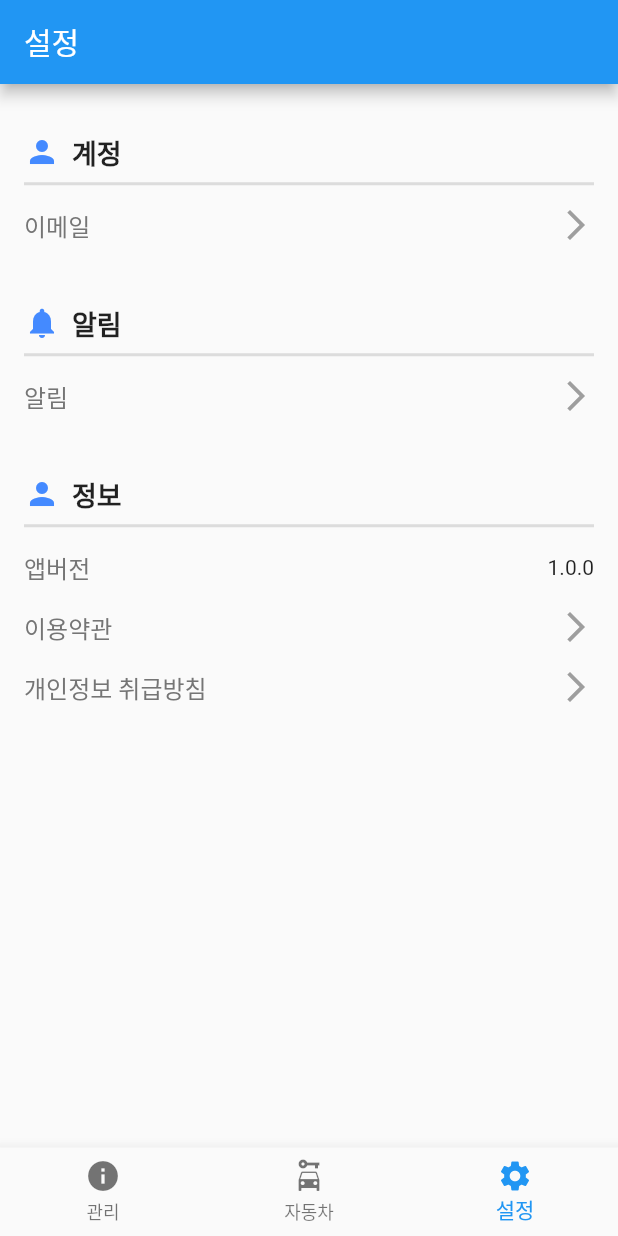
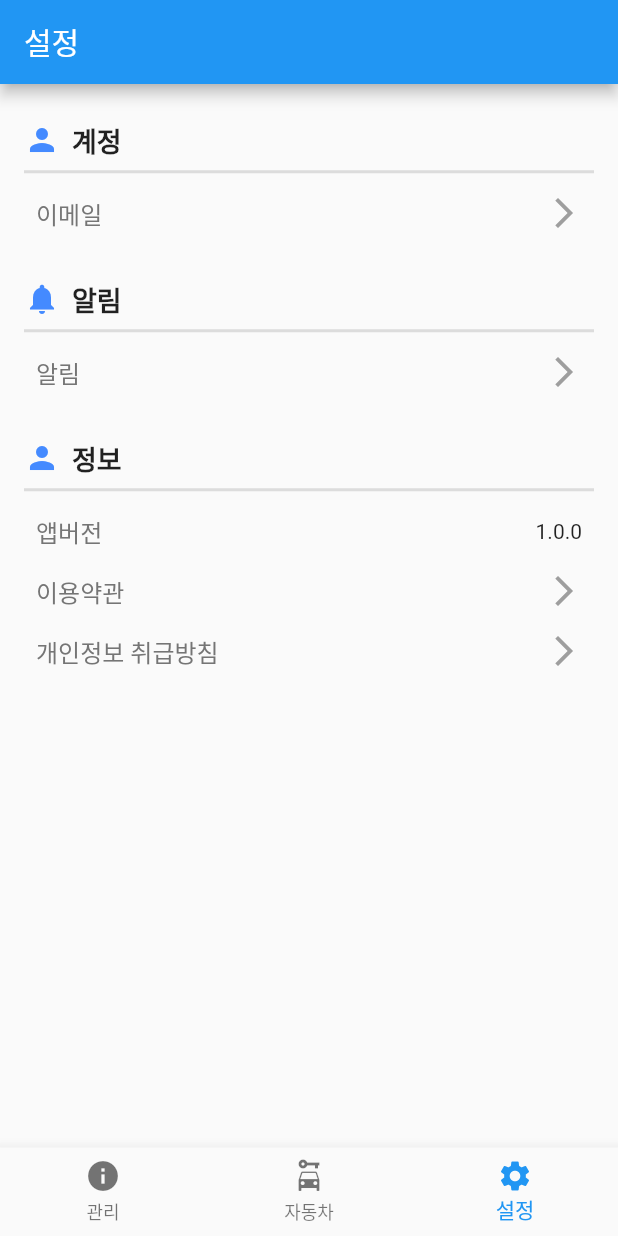
Before and after one commit to bonjin-app/CarPlanApplication, a Flutter app: the screen it shows after launch, item 3 of the bottom bar chosen, on a phone screen of 412 x 824 dp. Run offline on Flutter 3.47's test engine with Material 2 defaults, Android fonts, the phone set to English and light mode, and no system bars; network calls fail.

Commit message:
동기화.

```diff
--- a/lib/screens/setting/components/body.dart
+++ b/lib/screens/setting/components/body.dart
@@ -56,7 +56,7 @@ class _BodyState extends State<Body> {
     return Column(
       children: [
         SizedBox(
-          height: 32,
+          height: 24,
         ),
         Row(
           children: [
@@ -83,7 +83,7 @@ class _BodyState extends State<Body> {
 
   Widget _buildItemOption(String title, Widget widget) {
     return Container(
-      padding: const EdgeInsets.symmetric(vertical: 8),
+      padding: const EdgeInsets.all(8),
       child: Row(
         mainAxisAlignment: MainAxisAlignment.spaceBetween,
         children: [
```
